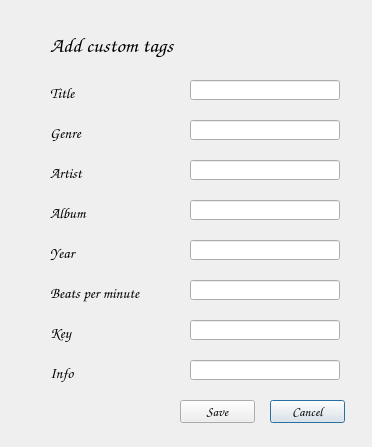
Above: music_app/user_interface/ui_files/add_tags.ui from markjantjuh/pws before the change. Below: the same form after it.
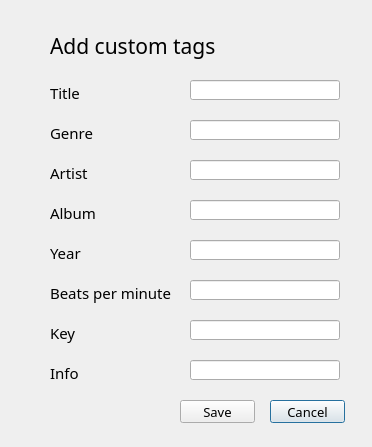
That is the form after the change.

What changed in the file:
```diff
--- a/music_app/user_interface/ui_files/add_tags.ui
+++ b/music_app/user_interface/ui_files/add_tags.ui
@@ -124,7 +124,7 @@
    </property>
    <property name="font">
     <font>
-     <family>Comic Sans MS</family>
+     <family>Century Gothic</family>
      <pointsize>11</pointsize>
     </font>
    </property>
@@ -155,7 +155,7 @@
    </property>
    <property name="font">
     <font>
-     <family>Comic Sans MS</family>
+     <family>Century Gothic</family>
      <pointsize>11</pointsize>
     </font>
    </property>
@@ -186,7 +186,7 @@
    </property>
    <property name="font">
     <font>
-     <family>Comic Sans MS</family>
+     <family>Century Gothic</family>
      <pointsize>11</pointsize>
     </font>
    </property>
@@ -217,7 +217,7 @@
    </property>
    <property name="font">
     <font>
-     <family>Comic Sans MS</family>
+     <family>Century Gothic</family>
      <pointsize>11</pointsize>
     </font>
    </property>
@@ -248,7 +248,7 @@
    </property>
    <property name="font">
     <font>
-     <family>Comic Sans MS</family>
+     <family>Century Gothic</family>
      <pointsize>11</pointsize>
     </font>
    </property>
@@ -279,7 +279,7 @@
    </property>
    <property name="font">
     <font>
-     <family>Comic Sans MS</family>
+     <family>Century Gothic</family>
      <pointsize>11</pointsize>
     </font>
    </property>
@@ -310,7 +310,7 @@
    </property>
    <property name="font">
     <font>
-     <family>Comic Sans MS</family>
+     <family>Century Gothic</family>
      <pointsize>11</pointsize>
     </font>
    </property>
@@ -341,7 +341,7 @@
    </property>
    <property name="font">
     <font>
-     <family>Comic Sans MS</family>
+     <family>Century Gothic</family>
      <pointsize>11</pointsize>
     </font>
    </property>
@@ -448,7 +448,7 @@
    </property>
    <property name="font">
     <font>
-     <family>Comic Sans MS</family>
+     <family>Century Gothic</family>
      <pointsize>16</pointsize>
     </font>
    </property>
@@ -467,7 +467,7 @@
    </property>
    <property name="font">
     <font>
-     <family>Comic Sans MS</family>
+     <family>Century Gothic</family>
      <pointsize>10</pointsize>
     </font>
    </property>
@@ -486,7 +486,7 @@
    </property>
    <property name="font">
     <font>
-     <family>Comic Sans MS</family>
+     <family>Century Gothic</family>
      <pointsize>10</pointsize>
     </font>
    </property>
```
Left out of the diff: 16 changed lines with no effect on the pictures.
